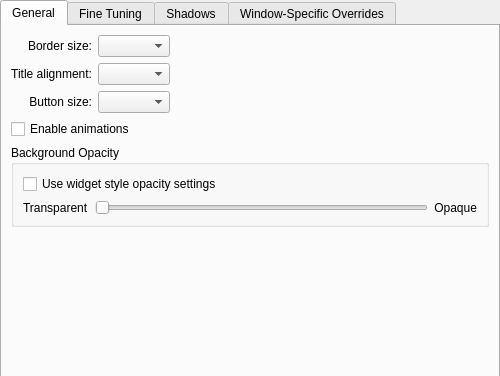
The window that decoration/config/ui/oxygenconfigurationui.ui (KDE/oxygen-transparent) describes before a commit, drawn with Qt 5; both pictures show x 0 to 500 and y 0 to 376 of the 500 by 623 pixel window.
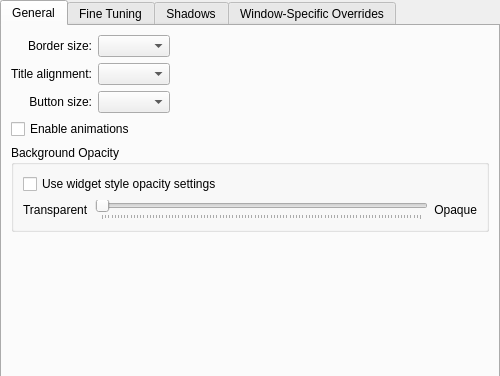
The same window after the commit. Custom widgets are drawn as their Qt base class.

Commit message: added ticks below transparency slider

What changed in the file:
```diff
--- a/decoration/config/ui/oxygenconfigurationui.ui
+++ b/decoration/config/ui/oxygenconfigurationui.ui
@@ -147,7 +147,7 @@
                 <enum>Qt::Horizontal</enum>
                </property>
                <property name="tickPosition">
-                <enum>QSlider::NoTicks</enum>
+                <enum>QSlider::TicksBelow</enum>
                </property>
               </widget>
              </item>
```
The commit also changes 1 other file.
